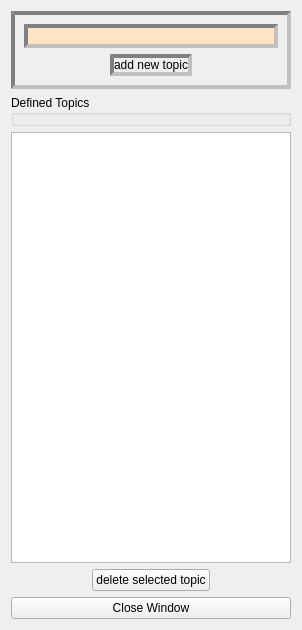
prjemian/assign_gup, file src/Assign_GUP/resources/topics_editor.ui: the form before one commit.
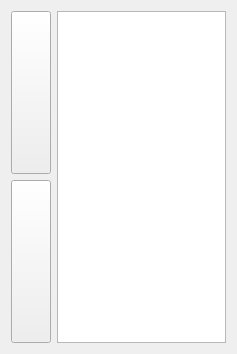
The form after the commit. Icons and pictures are not drawn.

Commit message: refactor topics editor similar to substitutions keyword editor

```diff
--- a/src/Assign_GUP/resources/topics_editor.ui
+++ b/src/Assign_GUP/resources/topics_editor.ui
@@ -9,125 +9,51 @@
    <rect>
     <x>0</x>
     <y>0</y>
-    <width>302</width>
-    <height>630</height>
+    <width>237</width>
+    <height>354</height>
    </rect>
   </property>
   <property name="windowTitle">
    <string>Form</string>
   </property>
-  <layout class="QGridLayout" name="gridLayout">
-   <item row="0" column="0">
+  <layout class="QHBoxLayout" name="horizontalLayout">
+   <item>
     <layout class="QHBoxLayout" name="horizontalLayout_3">
      <item>
       <layout class="QVBoxLayout" name="verticalLayout">
        <item>
-        <widget class="QGroupBox" name="groupBox_2">
-         <property name="styleSheet">
-          <string notr="true">border: 4px solid gray; border-style: inset; </string>
+        <widget class="QPushButton" name="add_pb">
+         <property name="sizePolicy">
+          <sizepolicy hsizetype="Fixed" vsizetype="Expanding">
+           <horstretch>0</horstretch>
+           <verstretch>0</verstretch>
+          </sizepolicy>
          </property>
-         <property name="title">
+         <property name="toolTip">
+          <string>add a topic name</string>
+         </property>
+         <property name="text">
           <string/>
          </property>
-         <layout class="QGridLayout" name="gridLayout_2">
-          <item row="1" column="0">
-           <layout class="QHBoxLayout" name="horizontalLayout">
-            <item>
-             <spacer name="horizontalSpacer">
-              <property name="orientation">
-               <enum>Qt::Horizontal</enum>
-              </property>
-              <property name="sizeHint" stdset="0">
-               <size>
-                <width>40</width>
-                <height>20</height>
-               </size>
-              </property>
-             </spacer>
-            </item>
-            <item>
-             <widget class="QPushButton" name="add_pb">
-              <property name="text">
-               <string>add new topic</string>
-              </property>
-             </widget>
-            </item>
-            <item>
-             <spacer name="horizontalSpacer_2">
-              <property name="orientation">
-               <enum>Qt::Horizontal</enum>
-              </property>
-              <property name="sizeHint" stdset="0">
-               <size>
-                <width>40</width>
-                <height>20</height>
-               </size>
-              </property>
-             </spacer>
-            </item>
-           </layout>
-          </item>
-          <item row="0" column="0">
-           <widget class="QLineEdit" name="newTopic">
-            <property name="styleSheet">
-             <string notr="true">background-color: bisque</string>
-            </property>
-           </widget>
-          </item>
-         </layout>
-        </widget>
-       </item>
-       <item>
-        <widget class="QGroupBox" name="groupBox">
-         <property name="title">
-          <string>Defined Topics</string>
+         <property name="icon">
+          <iconset>
+           <normaloff>plus.bmp</normaloff>plus.bmp</iconset>
          </property>
         </widget>
        </item>
        <item>
-        <widget class="QListWidget" name="listWidget"/>
-       </item>
-       <item>
-        <layout class="QHBoxLayout" name="horizontalLayout_2">
-         <item>
-          <spacer name="horizontalSpacer_3">
-           <property name="orientation">
-            <enum>Qt::Horizontal</enum>
-           </property>
-           <property name="sizeHint" stdset="0">
-            <size>
-             <width>40</width>
-             <height>20</height>
-            </size>
-           </property>
-          </spacer>
-         </item>
-         <item>
-          <widget class="QPushButton" name="delete_pb">
-           <property name="text">
-            <string>delete selected topic</string>
-           </property>
-          </widget>
-         </item>
-         <item>
-          <spacer name="horizontalSpacer_4">
-           <property name="orientation">
-            <enum>Qt::Horizontal</enum>
-           </property>
-           <property name="sizeHint" stdset="0">
-            <size>
-             <width>40</width>
-             <height>20</height>
-            </size>
-           </property>
-          </spacer>
-         </item>
-        </layout>
-       </item>
-       <item>
-        <widget class="QPushButton" name="close_pb">
+        <widget class="QPushButton" name="delete_pb">
+         <property name="sizePolicy">
+          <sizepolicy hsizetype="Fixed" vsizetype="Expanding">
+           <horstretch>0</horstretch>
+           <verstretch>0</verstretch>
+          </sizepolicy>
+         </property>
+         <property name="toolTip">
+          <string>delete selected topic name</string>
+         </property>
          <property name="text">
-          <string>Close Window</string>
+          <string/>
          </property>
          <property name="shortcut">
           <string>Alt+Shift+S</string>
@@ -136,6 +62,9 @@
        </item>
       </layout>
      </item>
+     <item>
+      <widget class="QListWidget" name="listWidget"/>
+     </item>
     </layout>
    </item>
   </layout>
```
Left out of the diff: 5 changed lines with no effect on the pictures. The commit also changes 1 other file.
